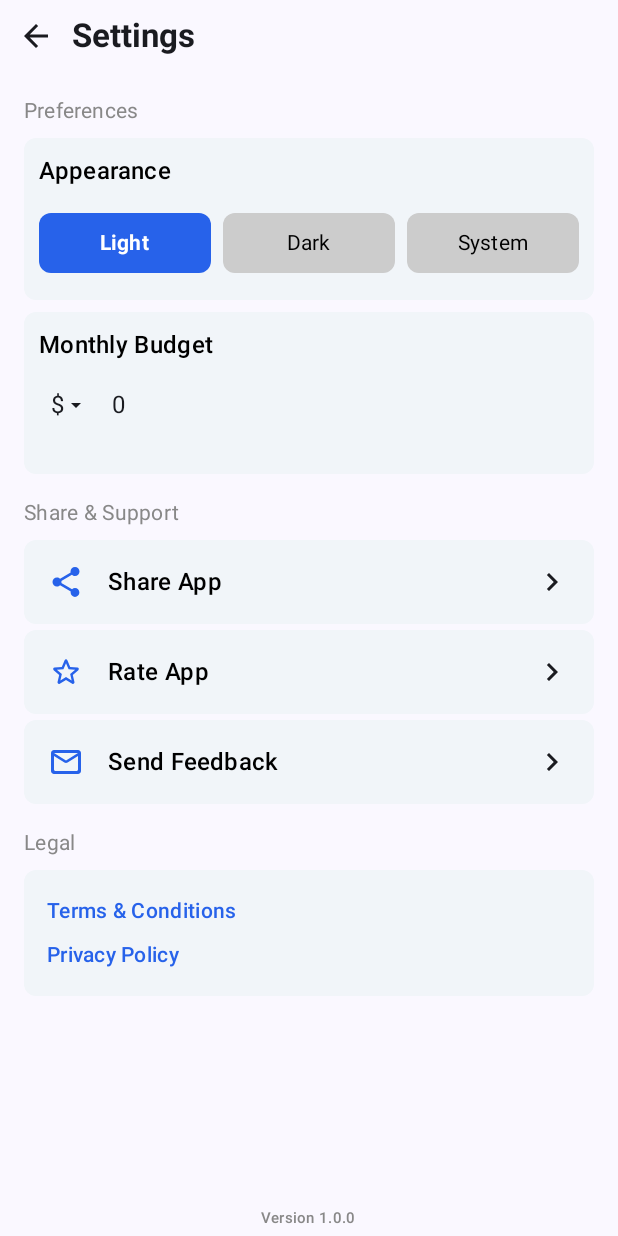
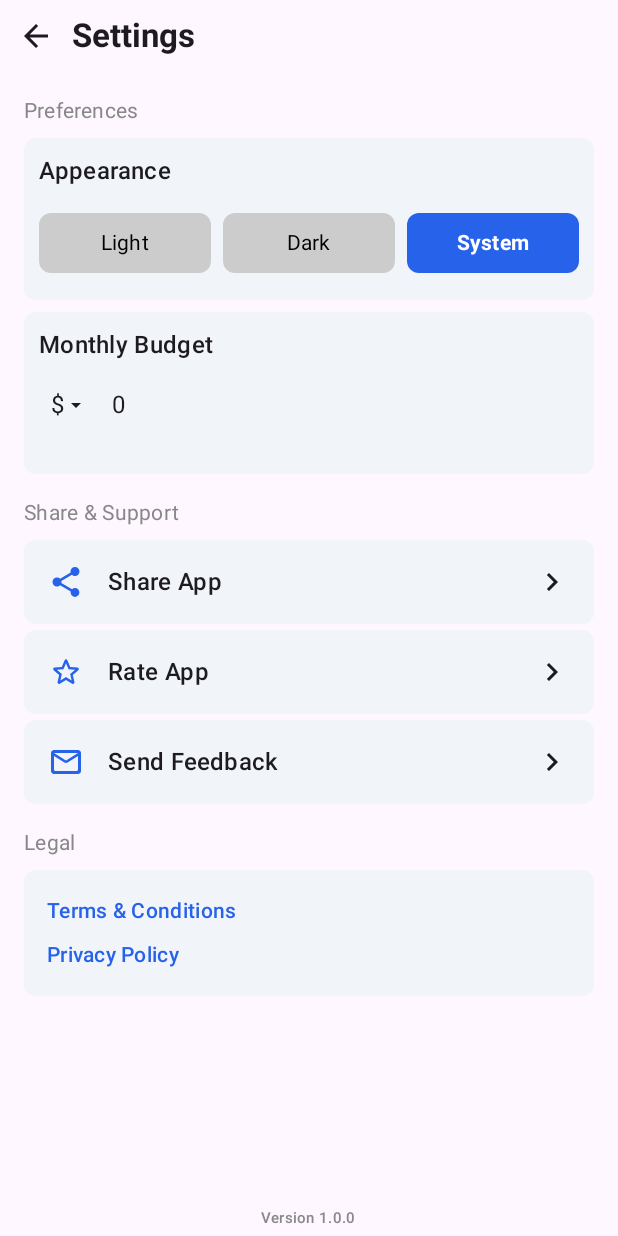
Before and after one commit to lchintha/BudgetIt, an Android app built with Jetpack Compose: the HomeScreen screen opened through its navigation route, after a tap on "Settings", on a phone screen of 412 x 824 dp. Run offline under Robolectric (Android 15) with nearby library versions, the phone set to English and light mode, and no system bars; our stand-ins replace Room's generated code, livedata-compose.

Commit message:
Supporting dark mode.

```diff
--- a/app/src/main/java/com/iquad/budgetit/charts/HalfCircleProgressBar.kt
+++ b/app/src/main/java/com/iquad/budgetit/charts/HalfCircleProgressBar.kt
@@ -10,6 +10,7 @@ import androidx.compose.foundation.layout.Column
 import androidx.compose.foundation.layout.fillMaxWidth
 import androidx.compose.foundation.layout.height
 import androidx.compose.foundation.layout.padding
+import androidx.compose.material3.MaterialTheme
 import androidx.compose.material3.Text
 import androidx.compose.runtime.Composable
 import androidx.compose.runtime.getValue
@@ -37,14 +38,14 @@ fun HalfCircleProgressBar(
     currency: Currency = Currency.USD,
     onClickListener: () -> Unit
 ) {
-    val backgroundColor: Color = colorResource(R.color.light_blue)
+    val backgroundColor: Color = MaterialTheme.colorScheme.primaryContainer
     val percentage: Double
     val foregroundColor: Color = if (spentAmount > totalAmount) {
         percentage = 1.0
         Color.Red
     } else {
         percentage = spentAmount / totalAmount
-        colorResource(R.color.colorPrimary)
+        MaterialTheme.colorScheme.primary
     }
 
     val animatedPercentage by animateFloatAsState(
@@ -116,7 +117,7 @@ fun HalfCircleProgressBar(
                 text = "${currency.symbol}$spentAmount",
                 fontSize = 36.sp,
                 fontWeight = FontWeight.Bold,
-                color = Color.Black,
+                color = MaterialTheme.colorScheme.onSurface,
                 modifier = Modifier
                     .clickable {
                         onClickListener.invoke()
--- a/app/src/main/java/com/iquad/budgetit/enterbudget/EnterBudgetScreen.kt
+++ b/app/src/main/java/com/iquad/budgetit/enterbudget/EnterBudgetScreen.kt
@@ -166,7 +166,10 @@ fun BudgetInputField(
                 ) {
                     CurrencyDropdown(
                         selectedCurrency = selectedCurrency,
-                        size = 18
+                        size = 18,
+                        modifier = Modifier.padding(
+                            8.dp
+                        )
                     )
                 }
             }
--- a/app/src/main/java/com/iquad/budgetit/expenses/AddCategory.kt
+++ b/app/src/main/java/com/iquad/budgetit/expenses/AddCategory.kt
@@ -115,7 +115,7 @@ fun CategoryNameSection(
     TitleText(
         title = stringResource(R.string.category_name),
         style = MaterialTheme.typography.titleMedium.copy(
-            color = Color.Black
+            color = MaterialTheme.colorScheme.onSurface
         )
     )
     Spacer(modifier = Modifier.height(8.dp))
@@ -136,7 +136,7 @@ fun ColorsList(
     TitleText(
         title = stringResource(R.string.color),
         style = MaterialTheme.typography.titleMedium.copy(
-            color = Color.Black
+            color = MaterialTheme.colorScheme.onSurface
         )
     )
     Spacer(modifier = Modifier.height(8.dp))
@@ -165,7 +165,7 @@ fun IconsList(
     TitleText(
         title = stringResource(R.string.icon),
         style = MaterialTheme.typography.titleMedium.copy(
-            color = Color.Black
+            color = MaterialTheme.colorScheme.onSurface
         )
     )
     Spacer(modifier = Modifier.height(8.dp))
--- a/app/src/main/java/com/iquad/budgetit/expenses/AddExpenseScreen.kt
+++ b/app/src/main/java/com/iquad/budgetit/expenses/AddExpenseScreen.kt
@@ -258,7 +258,7 @@ fun CategoriesTitle(
         Text(
             text = stringResource(R.string.category),
             style = MaterialTheme.typography.titleMedium.copy(
-                color = Color.Black
+                color = MaterialTheme.colorScheme.onSurface
             )
         )
         Spacer(modifier = Modifier.weight(1f))
--- a/app/src/main/java/com/iquad/budgetit/expenses/AllExpensesScreen.kt
+++ b/app/src/main/java/com/iquad/budgetit/expenses/AllExpensesScreen.kt
@@ -92,7 +92,7 @@ fun ExpenseItem(
             .fillMaxWidth()
             .clip(RoundedCornerShape(16.dp))
             .background(
-                color = colorResource(R.color.light_blue)
+                color = MaterialTheme.colorScheme.primaryContainer
             )
             .padding(8.dp)
     ) {
@@ -132,7 +132,7 @@ fun ExpenseItem(
                 Text(
                     text = expense.data.title,
                     style = TextStyle(
-                        color = Color.Black,
+                        color = MaterialTheme.colorScheme.onSurface,
                         fontSize = MaterialTheme.typography.titleMedium.fontSize
                     )
                 )
@@ -149,7 +149,7 @@ fun ExpenseItem(
             Text(
                 text = "${currency.symbol}${expense.data.amount}",
                 style = TextStyle(
-                    color = Color.Black,
+                    color = MaterialTheme.colorScheme.onSurface,
                     fontSize = MaterialTheme.typography.titleMedium.fontSize
                 ),
                 modifier = Modifier
--- a/app/src/main/java/com/iquad/budgetit/homescreen/HomeScreen.kt
+++ b/app/src/main/java/com/iquad/budgetit/homescreen/HomeScreen.kt
@@ -125,7 +125,7 @@ fun AddExpenseButton(navController: NavController) {
                 shape = CircleShape
             )
             .background(
-                color = colorResource(R.color.light_blue)
+                color = MaterialTheme.colorScheme.primaryContainer
             )
             .clickable {
                 navController.navigate(Screen.AddExpenseScreen.route)
@@ -146,7 +146,7 @@ fun AddExpenseButton(navController: NavController) {
                         shape = CircleShape
                     )
                     .background(
-                        color = colorResource(R.color.light_blue)
+                        color = MaterialTheme.colorScheme.primaryContainer
                     )
             ) {
                 Icon(
@@ -190,7 +190,7 @@ fun RecentExpenses(
             Text(
                 text = stringResource(R.string.recent_expenses),
                 style = MaterialTheme.typography.titleMedium.copy(
-                    color = Color.Black
+                    color = MaterialTheme.colorScheme.onSurface
                 )
             )
             Spacer(modifier = Modifier.weight(1f))
--- a/app/src/main/java/com/iquad/budgetit/settings/SettingsScreen.kt
+++ b/app/src/main/java/com/iquad/budgetit/settings/SettingsScreen.kt
@@ -214,7 +214,7 @@ fun LegalSection() {
             .fillMaxWidth()
             .clip(RoundedCornerShape(8.dp))
             .background(
-                color = colorResource(R.color.light_blue)
+                color = MaterialTheme.colorScheme.primaryContainer
             )
             .padding(10.dp)
     ) {
@@ -270,7 +270,7 @@ fun AppearanceSection(
             .fillMaxWidth()
             .clip(RoundedCornerShape(8.dp))
             .background(
-                color = colorResource(R.color.light_blue)
+                color = MaterialTheme.colorScheme.primaryContainer
             )
             .padding(10.dp)
     ) {
@@ -280,7 +280,7 @@ fun AppearanceSection(
             TitleText(
                 title = stringResource(R.string.appearance),
                 style = MaterialTheme.typography.titleMedium.copy(
-                    color = Color.Black
+                    color = MaterialTheme.colorScheme.onSurface
                 )
             )
             Spacer(modifier = Modifier.height(8.dp))
@@ -303,7 +303,7 @@ fun MonthlyBudgetSection(
             .fillMaxWidth()
             .clip(RoundedCornerShape(8.dp))
             .background(
-                color = colorResource(R.color.light_blue)
+                color = MaterialTheme.colorScheme.primaryContainer
             )
             .padding(10.dp)
     ) {
@@ -313,7 +313,7 @@ fun MonthlyBudgetSection(
             TitleText(
                 title = stringResource(R.string.monthly_budget),
                 style = MaterialTheme.typography.titleMedium.copy(
-                    color = Color.Black
+                    color = MaterialTheme.colorScheme.onSurface
                 )
             )
             Row(
@@ -322,7 +322,9 @@ fun MonthlyBudgetSection(
                 verticalAlignment = Alignment.CenterVertically
             ) {
                 CurrencyDropdown(
-                    selectedCurrency = selectedCurrency
+                    selectedCurrency = selectedCurrency,
+                    modifier = Modifier
+                        .padding(start = 8.dp)
                 )
                 InputAmountTextField(
                     onValueChange = {
@@ -413,7 +415,7 @@ fun ShareAndSupportTab(
             .fillMaxWidth()
             .clip(RoundedCornerShape(8.dp))
             .background(
-                color = colorResource(R.color.light_blue)
+                color = MaterialTheme.colorScheme.primaryContainer
             )
             .clickable {
                 onTabClick.invoke()
@@ -435,7 +437,7 @@ fun ShareAndSupportTab(
             Text(
                 text = title,
                 style = MaterialTheme.typography.titleMedium.copy(
-                    color = Color.Black
+                    color = MaterialTheme.colorScheme.onSurface
                 ),
                 modifier = Modifier
                     .weight(1f)
--- a/app/src/main/java/com/iquad/budgetit/storage/PreferencesManager.kt
+++ b/app/src/main/java/com/iquad/budgetit/storage/PreferencesManager.kt
@@ -50,7 +50,7 @@ class PreferencesManager private constructor(context: Context) {
 
     // Get saved appearance option
     fun getAppearance(): String {
-        return sharedPreferences.getString(KEY_APPEARANCE, ThemeMode.Light.name)
+        return sharedPreferences.getString(KEY_APPEARANCE, ThemeMode.System.name)
             ?: ThemeMode.Light.name
     }
 }
--- a/app/src/main/java/com/iquad/budgetit/ui/theme/Theme.kt
+++ b/app/src/main/java/com/iquad/budgetit/ui/theme/Theme.kt
@@ -1,6 +1,5 @@
 package com.iquad.budgetit.ui.theme
 
-import android.app.Activity
 import android.os.Build
 import androidx.compose.foundation.isSystemInDarkTheme
 import androidx.compose.material3.MaterialTheme
@@ -9,35 +8,25 @@ import androidx.compose.material3.dynamicDarkColorScheme
 import androidx.compose.material3.dynamicLightColorScheme
 import androidx.compose.material3.lightColorScheme
 import androidx.compose.runtime.Composable
+import androidx.compose.ui.graphics.Color
 import androidx.compose.ui.platform.LocalContext
 
-private val DarkColorScheme = darkColorScheme(
-    primary = Purple80,
-    secondary = PurpleGrey80,
-    tertiary = Pink80
+private val LightColorScheme = lightColorScheme(
+    primary = PrimaryColor,
+    onPrimary = Color.White,
+    primaryContainer = PrimaryContainer
 )
 
-private val LightColorScheme = lightColorScheme(
-    primary = Purple40,
-    secondary = PurpleGrey40,
-    tertiary = Pink40
-
-    /* Other default colors to override
-    background = Color(0xFFFFFBFE),
-    surface = Color(0xFFFFFBFE),
+private val DarkColorScheme = darkColorScheme(
+    primary = PrimaryColor,
     onPrimary = Color.White,
-    onSecondary = Color.White,
-    onTertiary = Color.White,
-    onBackground = Color(0xFF1C1B1F),
-    onSurface = Color(0xFF1C1B1F),
-    */
+    primaryContainer = Color.DarkGray
 )
 
 @Composable
 fun BudgetItTheme(
     darkTheme: Boolean = isSystemInDarkTheme(),
-    // Dynamic color is available on Android 12+
-    dynamicColor: Boolean = true,
+    dynamicColor: Boolean = false,
     content: @Composable () -> Unit
 ) {
     val colorScheme = when {
--- a/app/src/main/java/com/iquad/budgetit/utils/CurrencyDropdown.kt
+++ b/app/src/main/java/com/iquad/budgetit/utils/CurrencyDropdown.kt
@@ -30,7 +30,8 @@ import com.iquad.budgetit.model.Currency
 @Composable
 fun CurrencyDropdown(
     selectedCurrency: MutableState<Currency>,
-    size: Int = 16
+    size: Int = 16,
+    modifier: Modifier = Modifier
 ) {
     val isDropDownExpanded = remember { mutableStateOf(false) }
     val items = Currency.entries
@@ -42,8 +43,7 @@ fun CurrencyDropdown(
     ) {
 
         Box(
-            modifier = Modifier
-                .padding(start = 8.dp)
+            modifier = modifier
         ) {
             Row(
                 horizontalArrangement = Arrangement.Center,
--- a/app/src/main/java/com/iquad/budgetit/utils/InputAmountTextField.kt
+++ b/app/src/main/java/com/iquad/budgetit/utils/InputAmountTextField.kt
@@ -4,6 +4,7 @@ import androidx.compose.foundation.layout.Column
 import androidx.compose.foundation.layout.fillMaxWidth
 import androidx.compose.foundation.layout.padding
 import androidx.compose.foundation.text.KeyboardOptions
+import androidx.compose.material3.MaterialTheme
 import androidx.compose.material3.Text
 import androidx.compose.material3.TextField
 import androidx.compose.material3.TextFieldDefaults
@@ -58,7 +59,7 @@ fun InputAmountTextField(
                 Text(
                     text = if (includeCurrencySymbol) "${currency.symbol}0" else "0",
                     modifier = Modifier.fillMaxWidth(),
-                    color = Color.Black,
+                    color = MaterialTheme.colorScheme.onSurface,
                     fontSize = size.sp,
                     textAlign = align
                 )
```
Also changed, not shown: app/src/main/java/com/iquad/budgetit/expenses/SpendingAnalysisScreen.kt (+7 -6 lines), app/src/main/java/com/iquad/budgetit/ui/theme/Color.kt (+2 -7 lines), app/src/main/java/com/iquad/budgetit/utils/RegularTextField.kt (+5 -4 lines).
